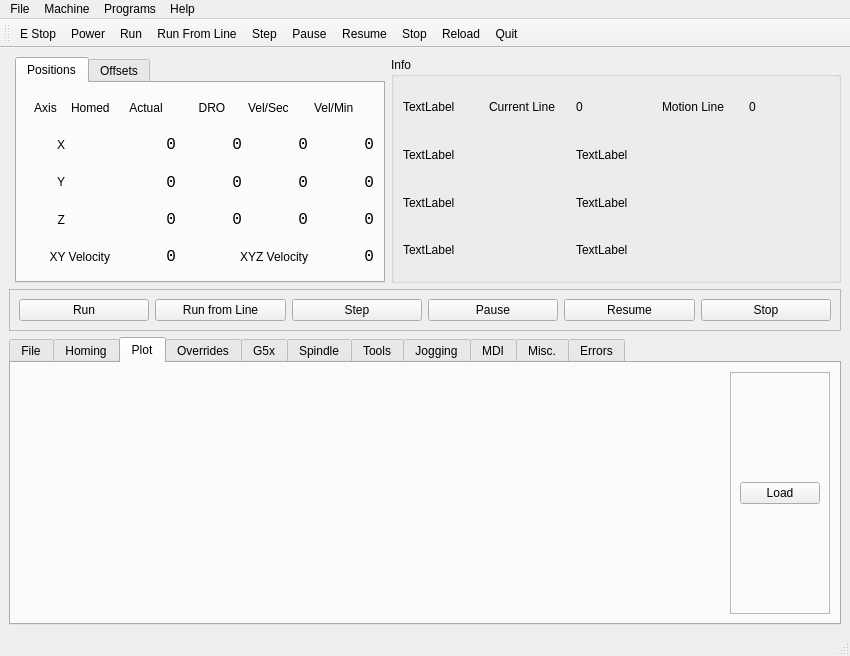
Before: the Qt Designer form examples/xyz.ui in jethornton/flexgui, drawn with Qt 5.
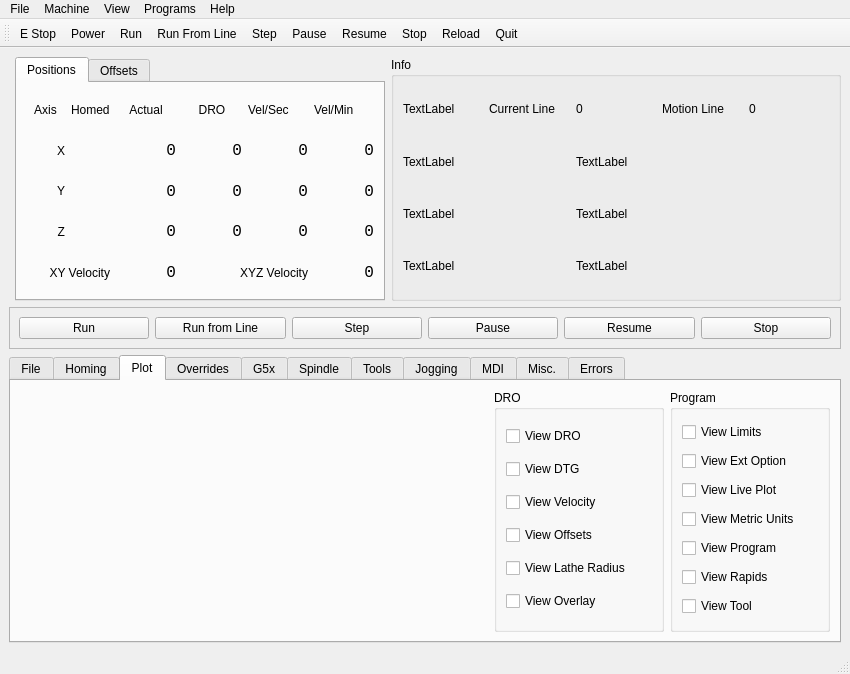
After: the same form once the commit is applied. The open tabs and pages were chosen to show the change.

Diff of the .ui file:
```diff
--- a/examples/xyz.ui
+++ b/examples/xyz.ui
@@ -7,7 +7,7 @@
     <x>0</x>
     <y>0</y>
     <width>850</width>
-    <height>656</height>
+    <height>674</height>
    </rect>
   </property>
   <property name="windowTitle">
@@ -245,24 +245,132 @@
          <widget class="QFrame" name="plot_widget"/>
         </item>
         <item row="1" column="1">
-         <widget class="QFrame" name="frame_6">
+         <widget class="QGroupBox" name="groupBox_20">
           <property name="maximumSize">
            <size>
-            <width>100</width>
+            <width>170</width>
             <height>16777215</height>
            </size>
           </property>
-          <property name="frameShape">
-           <enum>QFrame::StyledPanel</enum>
+          <property name="title">
+           <string>DRO</string>
           </property>
-          <property name="frameShadow">
-           <enum>QFrame::Raised</enum>
+          <layout class="QGridLayout" name="gridLayout_39">
+           <item row="0" column="0">
+            <widget class="QCheckBox" name="view_dro_cb">
+             <property name="text">
+              <string>View DRO</string>
+             </property>
+            </widget>
+           </item>
+           <item row="4" column="0">
+            <widget class="QCheckBox" name="view_lathe_radius_cb">
+             <property name="text">
+              <string>View Lathe Radius</string>
+             </property>
+            </widget>
+           </item>
+           <item row="3" column="0">
+            <widget class="QCheckBox" name="view_offsets_cb">
+             <property name="text">
+              <string>View Offsets</string>
+             </property>
+            </widget>
+           </item>
+           <item row="1" column="0">
+            <widget class="QCheckBox" name="view_dtg_cb">
+             <property name="text">
+              <string>View DTG</string>
+             </property>
+            </widget>
+           </item>
+           <item row="2" column="0">
+            <widget class="QCheckBox" name="view_velocity_cb">
+             <property name="text">
+              <string>View Velocity</string>
+             </property>
+            </widget>
+           </item>
+           <item row="5" column="0">
+            <widget class="QCheckBox" name="view_overlay_cb">
+             <property name="text">
+              <string>View Overlay</string>
+             </property>
+            </widget>
+           </item>
+          </layout>
+         </widget>
+        </item>
+        <item row="1" column="2">
+         <widget class="QGroupBox" name="groupBox_6">
+          <property name="sizePolicy">
+           <sizepolicy hsizetype="Minimum" vsizetype="Preferred">
+            <horstretch>0</horstretch>
+            <verstretch>0</verstretch>
+           </sizepolicy>
+          </property>
+          <property name="minimumSize">
+           <size>
+            <width>0</width>
+            <height>0</height>
+           </size>
+          </property>
+          <property name="maximumSize">
+           <size>
+            <width>160</width>
+            <height>16777215</height>
+           </size>
+          </property>
+          <property name="title">
+           <string>Program</string>
           </property>
           <layout class="QGridLayout" name="gridLayout_33">
+           <item row="8" column="0">
+            <widget class="QCheckBox" name="view_tool_cb">
+             <property name="text">
+              <string>View Tool</string>
+             </property>
+            </widget>
+           </item>
+           <item row="7" column="0">
+            <widget class="QCheckBox" name="view_rapids_cb">
+             <property name="text">
+              <string>View Rapids</string>
+             </property>
+            </widget>
+           </item>
+           <item row="3" column="0">
+            <widget class="QCheckBox" name="view_live_plot_cb">
+             <property name="text">
+              <string>View Live Plot</string>
+             </property>
+            </widget>
+           </item>
            <item row="0" column="0">
-            <widget class="QPushButton" name="load_plot_pb">
+            <widget class="QCheckBox" name="view_limits_cb">
              <property name="text">
-              <string>Load</string>
+              <string>View Limits</string>
+             </property>
+            </widget>
+           </item>
+           <item row="6" column="0">
+            <widget class="QCheckBox" name="view_program_cb">
+             <property name="text">
+              <string>View Program</string>
+             </property>
+            </widget>
+           </item>
+           <item row="2" column="0">
+            <widget class="QCheckBox" name="view_extents_option_cb">
+             <property name="text">
+              <string>View Ext Option</string>
+             </property>
+            </widget>
+           </item>
+           <item row="5" column="0">
+            <widget class="QCheckBox" name="view_metric_units_cb">
+             <property name="text">
+              <string>View Metric Units</string>
              </property>
             </widget>
            </item>
@@ -2305,8 +2413,27 @@
     </property>
     <addaction name="actionAbout"/>
    </widget>
+   <widget class="QMenu" name="menuView">
+    <property name="title">
+     <string>View</string>
+    </property>
+    <addaction name="actionDRO"/>
+    <addaction name="actionLimits"/>
+    <addaction name="actionExtents_Option"/>
+    <addaction name="actionLive_Plot"/>
+    <addaction name="actionVelocity"/>
+    <addaction name="actionMetric_Units"/>
+    <addaction name="actionProgram"/>
+    <addaction name="actionRapids"/>
+    <addaction name="actionTool"/>
+    <addaction name="actionLathe_Radius"/>
+    <addaction name="actionDTG"/>
+    <addaction name="actionOffsets"/>
+    <addaction name="actionOverlay"/>
+   </widget>
    <addaction name="menuFile"/>
    <addaction name="menuMachine"/>
+   <addaction name="menuView"/>
    <addaction name="menuProgams"/>
    <addaction name="menuHelp"/>
   </widget>
```
Left out of the diff: 65 changed lines with no effect on the pictures.
